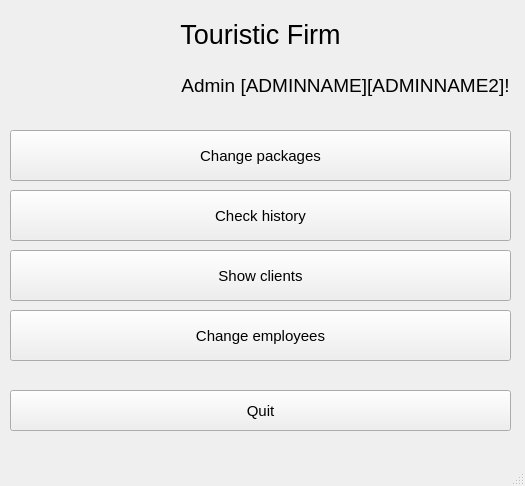
This is mdkpv2/admin_main.ui in Korobkov124/MDKP as Qt 5 draws it before an edit. The edited form follows.
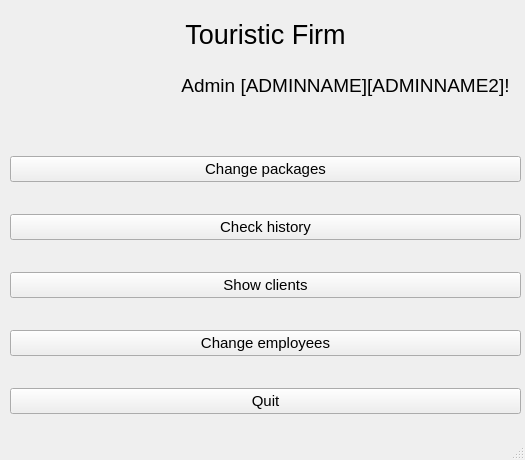
This is the edited form.

Diff of the .ui file:
```diff
--- a/mdkpv2/admin_main.ui
+++ b/mdkpv2/admin_main.ui
@@ -7,57 +7,19 @@
     <x>0</x>
     <y>0</y>
     <width>525</width>
-    <height>486</height>
+    <height>460</height>
    </rect>
   </property>
   <property name="windowTitle">
    <string>MainWindow</string>
   </property>
   <widget class="QWidget" name="centralwidget">
-   <widget class="QPushButton" name="Autorisation_button_3">
-    <property name="geometry">
-     <rect>
-      <x>10</x>
-      <y>250</y>
-      <width>501</width>
-      <height>51</height>
-     </rect>
-    </property>
-    <property name="font">
-     <font>
-      <family>Arial</family>
-      <pointsize>11</pointsize>
-     </font>
-    </property>
-    <property name="text">
-     <string>Show clients</string>
-    </property>
-   </widget>
-   <widget class="QPushButton" name="Autorisation_button">
-    <property name="geometry">
-     <rect>
-      <x>10</x>
-      <y>130</y>
-      <width>501</width>
-      <height>51</height>
-     </rect>
-    </property>
-    <property name="font">
-     <font>
-      <family>Arial</family>
-      <pointsize>11</pointsize>
-     </font>
-    </property>
-    <property name="text">
-     <string>Change packages</string>
-    </property>
-   </widget>
    <widget class="QLabel" name="label">
     <property name="geometry">
      <rect>
       <x>10</x>
       <y>9</y>
-      <width>501</width>
+      <width>511</width>
       <height>51</height>
      </rect>
     </property>
@@ -65,44 +27,6 @@
      <string>&lt;html&gt;&lt;head/&gt;&lt;body&gt;&lt;p align=&quot;center&quot;&gt;&lt;span style=&quot; font-size:20pt;&quot;&gt;Touristic Firm&lt;/span&gt;&lt;/p&gt;&lt;/body&gt;&lt;/html&gt;</string>
     </property>
    </widget>
-   <widget class="QPushButton" name="Autorisation_button_5">
-    <property name="geometry">
-     <rect>
-      <x>10</x>
-      <y>310</y>
-      <width>501</width>
-      <height>51</height>
-     </rect>
-    </property>
-    <property name="font">
-     <font>
-      <family>Arial</family>
-      <pointsize>11</pointsize>
-     </font>
-    </property>
-    <property name="text">
-     <string>Change employees</string>
-    </property>
-   </widget>
-   <widget class="QPushButton" name="Autorisation_button_2">
-    <property name="geometry">
-     <rect>
-      <x>10</x>
-      <y>190</y>
-      <width>501</width>
-      <height>51</height>
-     </rect>
-    </property>
-    <property name="font">
-     <font>
-      <family>Arial</family>
-      <pointsize>11</pointsize>
-     </font>
-    </property>
-    <property name="text">
-     <string>Check history</string>
-    </property>
-   </widget>
    <widget class="QLabel" name="Name_label">
     <property name="geometry">
      <rect>
@@ -120,24 +44,82 @@
      <string>&lt;html&gt;&lt;head/&gt;&lt;body&gt;&lt;p align=&quot;center&quot;&gt;&lt;span style=&quot; font-size:14pt;&quot;&gt;Admin [ADMINNAME][ADMINNAME2]!&lt;/span&gt;&lt;/p&gt;&lt;/body&gt;&lt;/html&gt;</string>
     </property>
    </widget>
-   <widget class="QPushButton" name="Autorisation_button_4">
+   <widget class="QWidget" name="layoutWidget">
     <property name="geometry">
      <rect>
       <x>10</x>
-      <y>390</y>
-      <width>501</width>
-      <height>41</height>
+      <y>130</y>
+      <width>511</width>
+      <height>311</height>
      </rect>
     </property>
-    <property name="font">
-     <font>
-      <family>Arial</family>
-      <pointsize>11</pointsize>
-     </font>
-    </property>
-    <property name="text">
-     <string>Quit</string>
-    </property>
+    <layout class="QVBoxLayout" name="verticalLayout">
+     <item>
+      <widget class="QPushButton" name="Change_button">
+       <property name="font">
+        <font>
+         <family>Arial</family>
+         <pointsize>11</pointsize>
+        </font>
+       </property>
+       <property name="text">
+        <string>Change packages</string>
+       </property>
+      </widget>
+     </item>
+     <item>
+      <widget class="QPushButton" name="History_button">
+       <property name="font">
+        <font>
+         <family>Arial</family>
+         <pointsize>11</pointsize>
+        </font>
+       </property>
+       <property name="text">
+        <string>Check history</string>
+       </property>
+      </widget>
+     </item>
+     <item>
+      <widget class="QPushButton" name="Show_button">
+       <property name="font">
+        <font>
+         <family>Arial</family>
+         <pointsize>11</pointsize>
+        </font>
+       </property>
+       <property name="text">
+        <string>Show clients</string>
+       </property>
+      </widget>
+     </item>
+     <item>
+      <widget class="QPushButton" name="Changemp_button">
+       <property name="font">
+        <font>
+         <family>Arial</family>
+         <pointsize>11</pointsize>
+        </font>
+       </property>
+       <property name="text">
+        <string>Change employees</string>
+       </property>
+      </widget>
+     </item>
+     <item>
+      <widget class="QPushButton" name="Quit_button">
+       <property name="font">
+        <font>
+         <family>Arial</family>
+         <pointsize>11</pointsize>
+        </font>
+       </property>
+       <property name="text">
+        <string>Quit</string>
+       </property>
+      </widget>
+     </item>
+    </layout>
    </widget>
   </widget>
   <widget class="QMenuBar" name="menubar">
```
